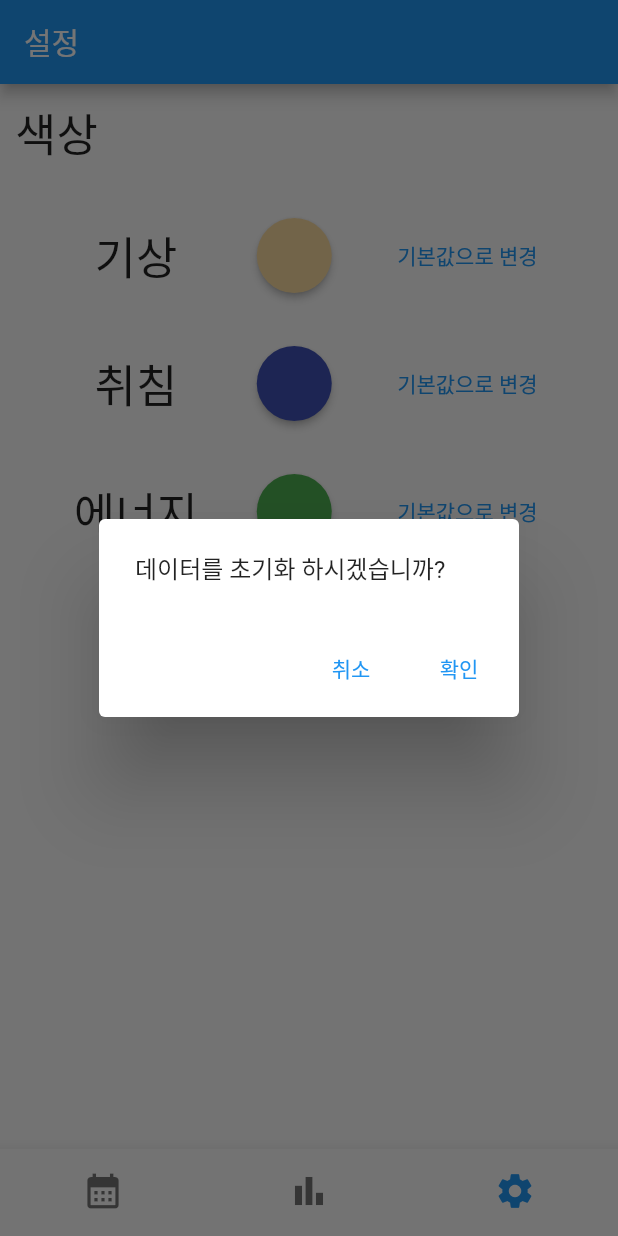
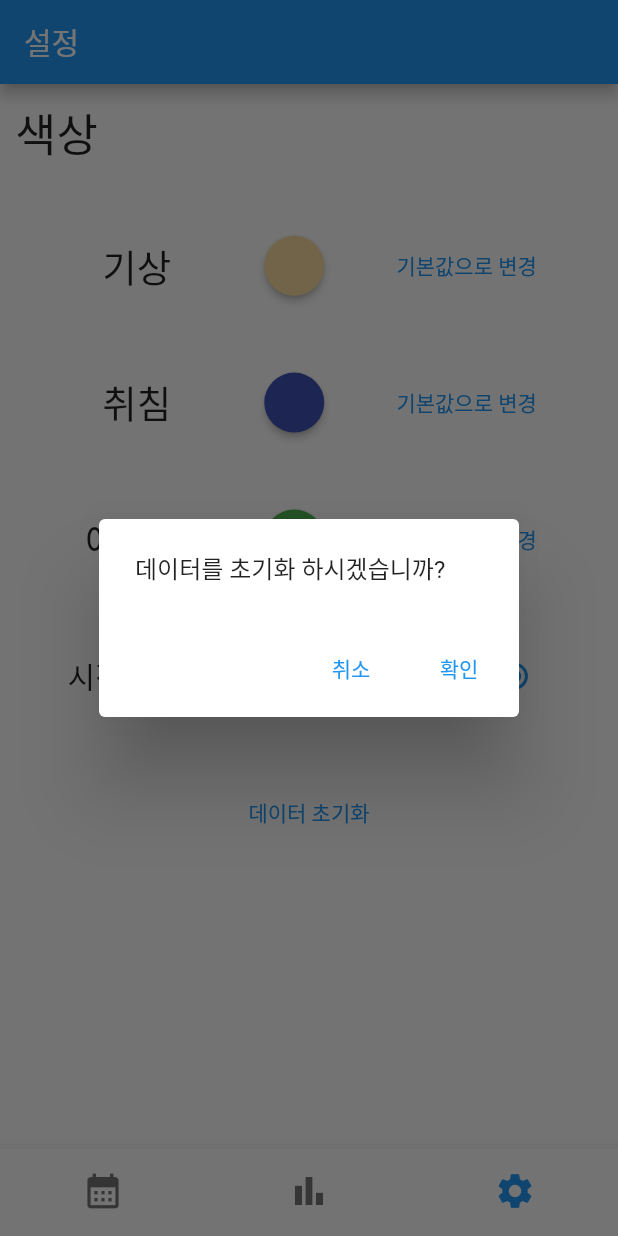
Before and after one commit to Hyeongbok-Jeon/day_condition, a Flutter app: the screen it shows after launch, item 3 of the bottom bar chosen, after a tap on "데이터 초기화", on a phone screen of 412 x 824 dp. Run offline on Flutter 3.47's test engine with Material 2 defaults, Android fonts, the phone set to English and light mode, and no system bars; our stand-ins replace firebase_auth, firebase_core, firebase_database, fl_chart, flutter_colorpicker, flutter_rating_bar and 1 more; accounts and stored records are empty; network calls fail.

Commit message:
- 일요일, 월요일 시작 선택 기능 추가

```diff
--- a/lib/main.dart
+++ b/lib/main.dart
@@ -1,5 +1,8 @@
+import 'package:firebase_database/firebase_database.dart';
 import 'package:flutter/material.dart';
 import 'package:flutter/rendering.dart';
+import 'package:intl/date_symbol_data_local.dart';
+import 'package:table_calendar/table_calendar.dart';
 import 'bottomNavigation.dart';
 import 'package:firebase_core/firebase_core.dart';
 import 'firebase_options.dart';
@@ -16,6 +19,8 @@ Future<void> main() async {
     options: DefaultFirebaseOptions.currentPlatform,
   );
 
+  await initializeDateFormatting('ko_KR', null);
+
   // firebase 익명 로그인
   try {
     final userCredential = await FirebaseAuth.instance.signInAnonymously();
@@ -30,6 +35,17 @@ Future<void> main() async {
         print("Unknown error.");
     }
   }
+
+  // 기본 설정값 셋팅
+  final snapshotValue = <dynamic, dynamic>{};
+  final ref = FirebaseDatabase.instance.ref('$G_uid/settings');
+  final snapshot = await ref.get();
+  for (final child in snapshot.children) {
+    snapshotValue[child.key] = child.value;
+  }
+  ref.update({
+    'startingDayOfWeek': snapshotValue['startingDayOfWeek'] ?? 'sunday'
+  });
 
   runApp(const MyApp());
 }
--- a/lib/settings.dart
+++ b/lib/settings.dart
@@ -1,6 +1,7 @@
 import 'package:firebase_database/firebase_database.dart';
 import 'package:flutter/material.dart';
 import 'package:flutter_colorpicker/flutter_colorpicker.dart';
+import 'package:table_calendar/table_calendar.dart';
 
 import 'globalVariables.dart';
 
@@ -12,7 +13,26 @@ class Settings extends StatefulWidget {
 }
 
 class _SettingsState extends State<Settings> {
-  DatabaseReference ref = FirebaseDatabase.instance.ref("$G_uid");
+  final ref = FirebaseDatabase.instance.ref('$G_uid');
+  Map<dynamic, dynamic> snapshotValue = <dynamic, dynamic>{};
+  String? startingDayOfWeek;
+
+  @override
+  void initState() {
+    super.initState();
+
+    final query = ref.child('/settings');
+    query.onValue.listen((event) {
+      if(mounted) {
+        setState(() {
+          for (final child in event.snapshot.children) {
+            snapshotValue[child.key] = child.value;
+          }
+          startingDayOfWeek = snapshotValue['startingDayOfWeek'];
+        });
+      }
+    });
+  }
 
   // 색상 변경 다이얼로그 호출
   void _openColorPicker(String type) {
@@ -109,13 +129,13 @@ class _SettingsState extends State<Settings> {
               child: Center(
                   child: Text(
                 type,
-                style: const TextStyle(fontSize: 30),
+                style: const TextStyle(fontSize: 25),
               ))),
           Container(
             decoration: borderForDebug,
             child: ElevatedButton(
               style: ElevatedButton.styleFrom(
-                minimumSize: const Size(50, 50),
+                minimumSize: const Size(40, 40),
                 backgroundColor: color,
                 shape: const CircleBorder(), // 원 모양으로 버튼 꾸미기
                 // padding: EdgeInsets.all(16), // 버튼 안의 컨텐츠(아이콘) 패딩 설정
@@ -150,7 +170,7 @@ class _SettingsState extends State<Settings> {
           children: [
             Container(
               decoration: borderForDebug,
-              height: 300,
+              height: 500,
               child: Column(
                 mainAxisAlignment: MainAxisAlignment.spaceBetween,
                 children: [
@@ -162,10 +182,80 @@ class _SettingsState extends State<Settings> {
                   widgetSetColor('기상'),
                   widgetSetColor('취침'),
                   widgetSetColor('에너지'),
+                  Container(
+                      decoration: borderForDebug,
+                      child: Row(
+                        mainAxisAlignment: MainAxisAlignment.spaceEvenly,
+                        children: [
+                          Container(
+                              child: const Text(
+                                "시작 요일",
+                                style: TextStyle(fontSize: 20),
+                              )
+                          ),
+                          Row(
+                            children: [
+                              Container(
+                                decoration: borderForDebug,
+                                child: Row(
+                                  children: [
+                                    Container(
+                                      decoration: borderForDebug,
+                                      child: Text('월요일')
+                                    ),
+                                    Container(
+                                      decoration: borderForDebug,
+                                      child: Radio(
+                                        value: 'monday',
+                                        groupValue: startingDayOfWeek,
+                                        onChanged: (value) {
+                                          setState(() {
+                                            startingDayOfWeek = value;
+                                            ref.child('settings').update({
+                                              'startingDayOfWeek': value,
+                                            });
+                                          });
+                                        },
+                                      ),
+                                    ),
                                   ],
                                 ),
                               ),
-            SizedBox(height: 30,),
+                            ],
+                          ),
+                          Row(
+                            children: [
+                              Container(
+                                decoration: borderForDebug,
+                                child: Row(
+                                  children: [
+                                    Container(
+                                        decoration: borderForDebug,
+                                        child: Text('일요일')
+                                    ),
+                                    Container(
+                                      decoration: borderForDebug,
+                                      child: Radio(
+                                        value: 'sunday',
+                                        groupValue: startingDayOfWeek,
+                                        onChanged: (value) {
+                                          setState(() {
+                                            startingDayOfWeek = value;
+                                            ref.child('settings').update({
+                                              'startingDayOfWeek': value,
+                                            });
+                                          });
+                                        },
+                                      ),
+                                    ),
+                                  ],
+                                ),
+                              ),
+                            ],
+                          ),
+                        ],
+                      )
+                  ),
                   Container(
                     decoration: borderForDebug,
                     child: TextButton(
@@ -188,6 +278,10 @@ class _SettingsState extends State<Settings> {
                                   onPressed: () async => {
                                     await ref.remove()
                                     .then((value) {
+                                      ref.child('settings').update({
+                                        'startingDayOfWeek': 'sunday'
+                                      });
+                                    }).then((value) {
                                       setState(() {
                                         Navigator.pop(context);
                                       });
@@ -206,6 +300,10 @@ class _SettingsState extends State<Settings> {
                 ],
               ),
             ),
+
+          ],
+        ),
+      ),
     );
   }
 }
```
Also changed, not shown: lib/globalVariables.dart (line endings or trailing spaces), 1 other file. Lines whose indentation alone changed are shown as unchanged.
